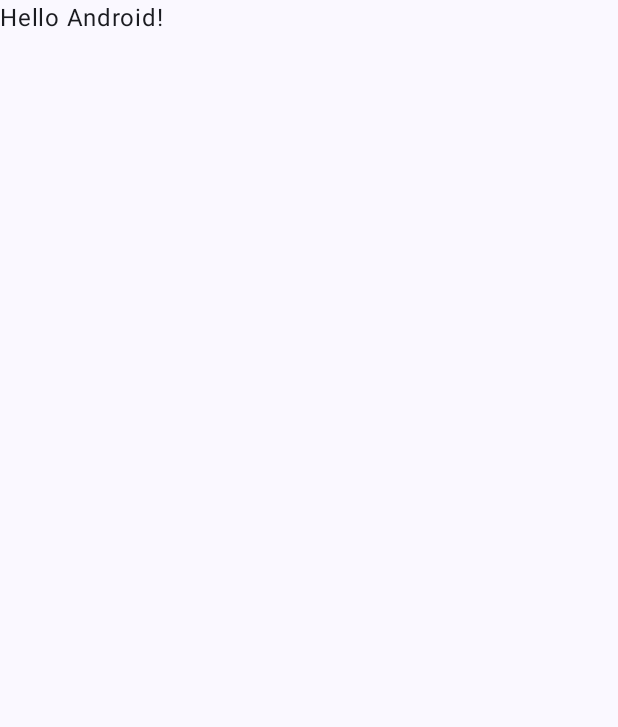
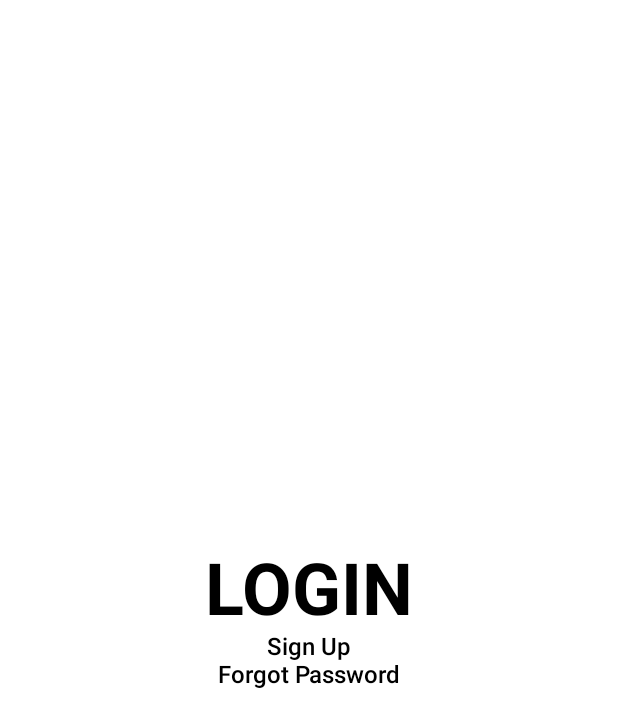
Before and after one commit to Falcon-Team-Mov/Info-King-APP, an Android app built with Jetpack Compose: the screen it shows after launch (MainActivity), on a phone screen of 412 x 824 dp. Before the commit the part shown is almost empty. Shown: the top 727 px of the screen. Run offline under Robolectric (Android 15) with nearby library versions, the phone set to English and light mode, and no system bars.

Commit message:
✨ feature: nested navigation base structure

```diff
--- a/app/build.gradle
+++ b/app/build.gradle
@@ -68,4 +68,5 @@ dependencies {
     implementation("androidx.navigation:navigation-compose:$nav_version")
     // Icons
     implementation("androidx.compose.material:material:1.4.3")
+    implementation "androidx.compose.material:material-icons-extended:1.4.3"
 }
--- a/app/src/main/java/com/falconteam/infoking/ui/MainActivity.kt
+++ b/app/src/main/java/com/falconteam/infoking/ui/MainActivity.kt
@@ -10,6 +10,8 @@ import androidx.compose.material3.Text
 import androidx.compose.runtime.Composable
 import androidx.compose.ui.Modifier
 import androidx.compose.ui.tooling.preview.Preview
+import androidx.navigation.compose.rememberNavController
+import com.falconteam.infoking.ui.navigation.graphs.RootNavGraph
 import com.falconteam.infoking.ui.theme.InfoKingTheme
 
 class MainActivity : ComponentActivity() {
@@ -17,30 +19,8 @@ class MainActivity : ComponentActivity() {
         super.onCreate(savedInstanceState)
         setContent {
             InfoKingTheme {
-                // A surface container using the 'background' color from the theme
-                Surface(
-                    modifier = Modifier.fillMaxSize(),
-                    color = MaterialTheme.colorScheme.background
-                ) {
-                    Greeting("Android")
-                }
+                RootNavGraph(navController = rememberNavController())
             }
         }
     }
 }
-
-@Composable
-fun Greeting(name: String, modifier: Modifier = Modifier) {
-    Text(
-        text = "Hello $name!",
-        modifier = modifier
-    )
-}
-
-@Preview(showBackground = true)
-@Composable
-fun GreetingPreview() {
-    InfoKingTheme {
-        Greeting("Android")
-    }
-}
--- a/app/src/main/java/com/falconteam/infoking/ui/navigation/dummy.txt
+++ /dev/null
@@ -1 +0,0 @@
-Creating dummy file for project structure.
--- /dev/null
+++ b/app/src/main/java/com/falconteam/infoking/ui/navigation/graphs/AuthNavGraph.kt
@@ -0,0 +1,44 @@
+package com.falconteam.infoking.ui.navigation.graphs
+
+import androidx.navigation.NavGraphBuilder
+import androidx.navigation.NavHostController
+import androidx.navigation.compose.composable
+import androidx.navigation.navigation
+import com.falconteam.infoking.ui.screens.ScreenContent
+import com.falconteam.infoking.ui.screens.authentication.LoginContent
+
+fun NavGraphBuilder.authNavGraph(navController: NavHostController) {
+    navigation(
+        route = Graph.AUTH,
+        startDestination = AuthScreen.Login.route
+    ) {
+        composable(route = AuthScreen.Login.route) {
+            LoginContent(
+                onClick = {
+                    navController.popBackStack()
+                    navController.navigate(Graph.BATTLE)
+                },
+                onSignUpClick = {
+                    navController.navigate(AuthScreen.SignUp.route)
+                },
+                onForgotClick = {
+                    navController.navigate(AuthScreen.ForgotPass.route)
+                }
+            )
+        }
+
+        composable(route = AuthScreen.SignUp.route) {
+            ScreenContent(name = AuthScreen.SignUp.route) {}
+        }
+
+        composable(route = AuthScreen.ForgotPass.route) {
+            ScreenContent(name = AuthScreen.ForgotPass.route) {}
+        }
+    }
+}
+
+sealed class AuthScreen(val route: String) {
+    object Login : AuthScreen(route = "LOGIN")
+    object SignUp : AuthScreen(route = "SIGN_UP")
+    object ForgotPass : AuthScreen(route = "FORGOT_PASS")
+}
--- /dev/null
+++ b/app/src/main/java/com/falconteam/infoking/ui/navigation/graphs/RootNavGraph.kt
@@ -0,0 +1,31 @@
+package com.falconteam.infoking.ui.navigation.graphs
+
+import androidx.compose.runtime.Composable
+import androidx.navigation.NavHostController
+import androidx.navigation.compose.NavHost
+import androidx.navigation.compose.composable
+import com.falconteam.infoking.ui.screens.home.BattleScreen
+
+@Composable
+fun RootNavGraph(navController: NavHostController) {
+    NavHost(
+        navController = navController,
+        route = Graph.ROOT,
+        startDestination = Graph.AUTH
+    ) {
+        authNavGraph(navController = navController)
+        composable(route = Graph.BATTLE) {
+            BattleScreen()
+        }
+    }
+}
+
+object Graph {
+    const val ROOT = "root_graph"
+    const val AUTH = "auth_graph"
+    const val BATTLE = "battle_graph"
+    const val RANKING = "ranking_graph"
+    const val INVENTORY = "inventory_graph"
+    const val MAP = "map_graph"
+    const val PROFILE = "profile_graph"
+}
--- /dev/null
+++ b/app/src/main/java/com/falconteam/infoking/ui/screens/authentication/LoginScreen.kt
@@ -0,0 +1,57 @@
+package com.falconteam.infoking.ui.screens.authentication
+
+import androidx.compose.foundation.background
+import androidx.compose.foundation.clickable
+import androidx.compose.foundation.layout.Arrangement
+import androidx.compose.foundation.layout.Column
+import androidx.compose.foundation.layout.fillMaxSize
+import androidx.compose.material.MaterialTheme
+import androidx.compose.material.Text
+import androidx.compose.runtime.Composable
+import androidx.compose.ui.Alignment
+import androidx.compose.ui.Modifier
+import androidx.compose.ui.graphics.Color
+import androidx.compose.ui.text.font.FontWeight
+import androidx.compose.ui.tooling.preview.Preview
+import com.falconteam.infoking.ui.theme.InfoKingTheme
+
+@Composable
+fun LoginContent(
+    onClick: () -> Unit,
+    onSignUpClick: () -> Unit,
+    onForgotClick: () -> Unit
+) {
+    Column(
+        modifier = Modifier.fillMaxSize()
+            .background(color = Color.White),
+        verticalArrangement = Arrangement.Center,
+        horizontalAlignment = Alignment.CenterHorizontally
+    ) {
+        Text(
+            modifier = Modifier.clickable { onClick() },
+            text = "LOGIN",
+            fontSize = MaterialTheme.typography.h3.fontSize,
+            fontWeight = FontWeight.Bold
+        )
+        Text(
+            modifier = Modifier.clickable { onSignUpClick() },
+            text = "Sign Up",
+            fontSize = MaterialTheme.typography.body1.fontSize,
+            fontWeight = FontWeight.Medium
+        )
+        Text(
+            modifier = Modifier.clickable { onForgotClick() },
+            text = "Forgot Password",
+            fontSize = MaterialTheme.typography.body1.fontSize,
+            fontWeight = FontWeight.Medium
+        )
+    }
+}
+
+@Preview
+@Composable
+fun LoginScreenPreview() {
+    InfoKingTheme {
+        LoginContent(onClick = {}, onSignUpClick = {}, onForgotClick = {})
+    }
+}
--- a/app/src/main/java/com/falconteam/infoking/ui/screens/dummy.txt
+++ /dev/null
@@ -1 +0,0 @@
-Creating dummy file for project structure.
```
Also changed, not shown: app/src/main/java/com/falconteam/infoking/ui/navigation/graphs/HomeNavGraph.kt (added, +52 -0 lines), app/src/main/java/com/falconteam/infoking/ui/screens/BottomBar.kt (added, +36 -0 lines), app/src/main/java/com/falconteam/infoking/ui/screens/ScreenContent.kt (added, +26 -0 lines), app/src/main/java/com/falconteam/infoking/ui/screens/home/BattleScreen.kt (added, +97 -0 lines).
